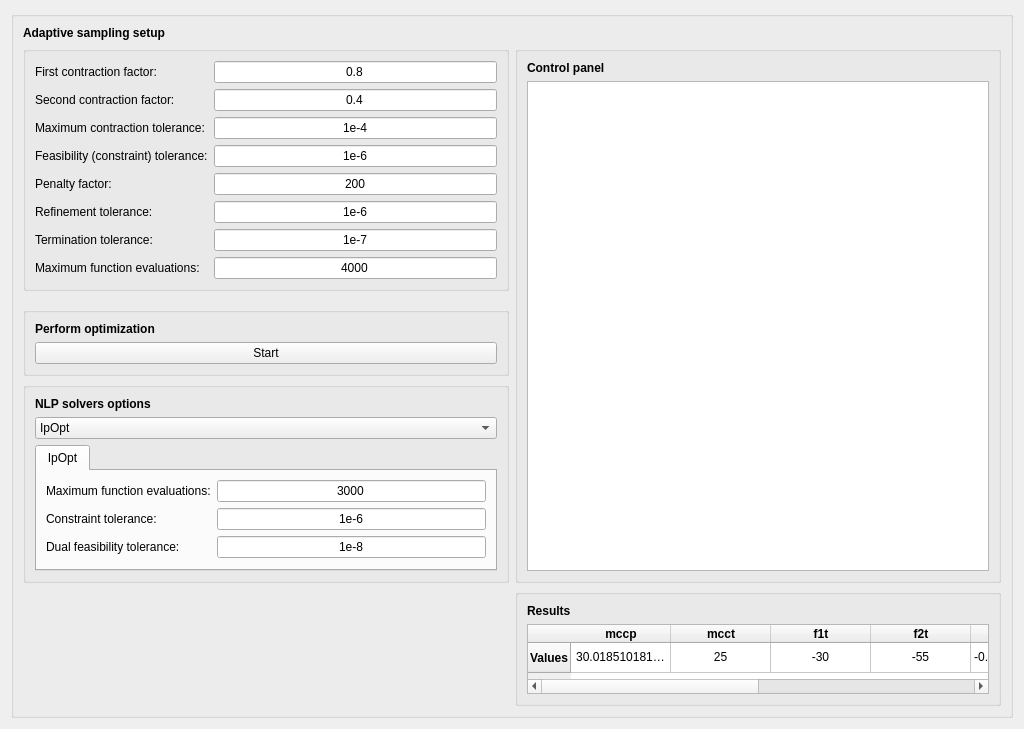
feslima/metacontrol, file gui/views/ui_files/caballerotab.ui: the form before one commit.
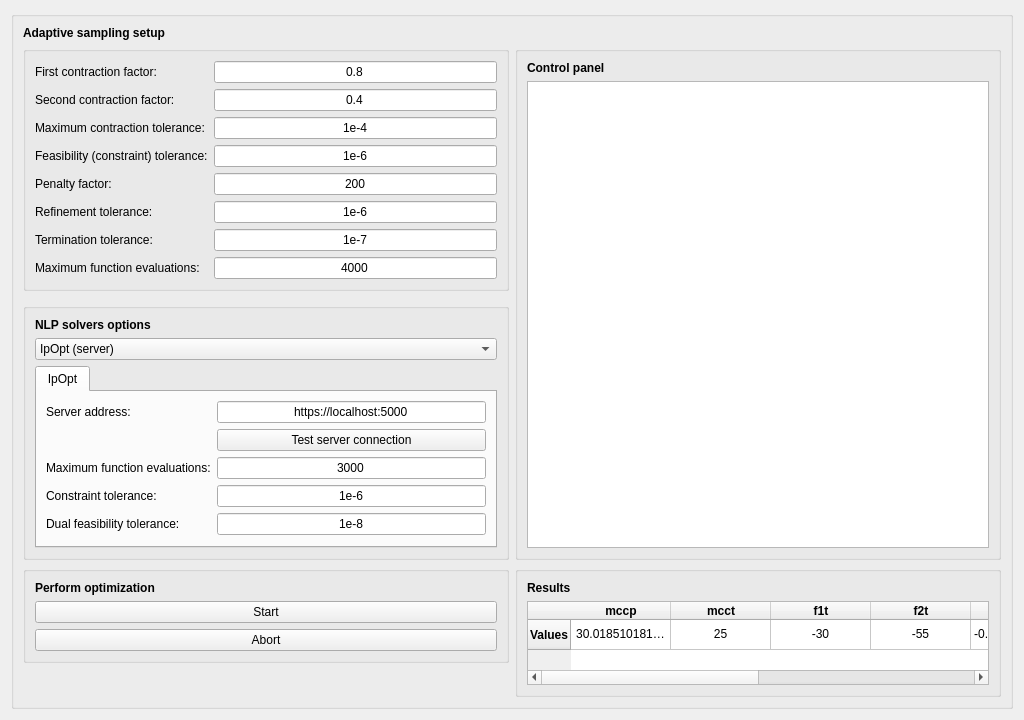
The form after the commit.

What changed in the file:
```diff
--- a/gui/views/ui_files/caballerotab.ui
+++ b/gui/views/ui_files/caballerotab.ui
@@ -20,21 +20,136 @@
       <string/>
      </property>
      <layout class="QGridLayout" name="gridLayout_2">
-      <item row="5" column="0">
-       <spacer name="verticalSpacer_2">
-        <property name="orientation">
-         <enum>Qt::Vertical</enum>
+      <item row="3" column="0">
+       <widget class="QGroupBox" name="groupBox_5">
+        <property name="title">
+         <string/>
         </property>
-        <property name="sizeType">
-         <enum>QSizePolicy::Fixed</enum>
-        </property>
-        <property name="sizeHint" stdset="0">
-         <size>
-          <width>20</width>
-          <height>10</height>
-         </size>
-        </property>
-       </spacer>
+        <layout class="QGridLayout" name="gridLayout_5">
+         <item row="2" column="0">
+          <widget class="QTabWidget" name="tabWidget">
+           <property name="enabled">
+            <bool>true</bool>
+           </property>
+           <property name="currentIndex">
+            <number>0</number>
+           </property>
+           <widget class="QWidget" name="tab">
+            <attribute name="title">
+             <string>IpOpt</string>
+            </attribute>
+            <layout class="QFormLayout" name="formLayout_2">
+             <item row="0" column="0">
+              <widget class="QLabel" name="label_17">
+               <property name="text">
+                <string>Server address:</string>
+               </property>
+              </widget>
+             </item>
+             <item row="0" column="1">
+              <widget class="QLineEdit" name="ipoptAddressLineEdit">
+               <property name="text">
+                <string>https://localhost:5000</string>
+               </property>
+               <property name="alignment">
+                <set>Qt::AlignCenter</set>
+               </property>
+              </widget>
+             </item>
+             <item row="2" column="0">
+              <widget class="QLabel" name="label_13">
+               <property name="text">
+                <string>Maximum function evaluations:</string>
+               </property>
+              </widget>
+             </item>
+             <item row="2" column="1">
+              <widget class="QLineEdit" name="ipoptMaxFunEvalsLineEdit">
+               <property name="text">
+                <string>3000</string>
+               </property>
+               <property name="alignment">
+                <set>Qt::AlignCenter</set>
+               </property>
+              </widget>
+             </item>
+             <item row="3" column="0">
+              <widget class="QLabel" name="label_14">
+               <property name="text">
+                <string>Constraint tolerance:</string>
+               </property>
+              </widget>
+             </item>
+             <item row="3" column="1">
+              <widget class="QLineEdit" name="ipoptConTolLineEdit">
+               <property name="text">
+                <string>1e-6</string>
+               </property>
+               <property name="alignment">
+                <set>Qt::AlignCenter</set>
+               </property>
+              </widget>
+             </item>
+             <item row="4" column="0">
+              <widget class="QLabel" name="label_16">
+               <property name="text">
+                <string>Dual feasibility tolerance:</string>
+               </property>
+              </widget>
+             </item>
+             <item row="4" column="1">
+              <widget class="QLineEdit" name="ipoptDualFeasLineEdit">
+               <property name="text">
+                <string>1e-8</string>
+               </property>
+               <property name="alignment">
+                <set>Qt::AlignCenter</set>
+               </property>
+              </widget>
+             </item>
+             <item row="1" column="1">
+              <widget class="QPushButton" name="ipoptTestConnectionPushButton">
+               <property name="text">
+                <string>Test server connection</string>
+               </property>
+              </widget>
+             </item>
+            </layout>
+           </widget>
+          </widget>
+         </item>
+         <item row="0" column="0">
+          <widget class="QLabel" name="label_12">
+           <property name="font">
+            <font>
+             <weight>75</weight>
+             <bold>true</bold>
+            </font>
+           </property>
+           <property name="text">
+            <string>NLP solvers options</string>
+           </property>
+          </widget>
+         </item>
+         <item row="1" column="0">
+          <widget class="QComboBox" name="comboBox">
+           <property name="currentIndex">
+            <number>1</number>
+           </property>
+           <item>
+            <property name="text">
+             <string>Choose NLP solver</string>
+            </property>
+           </item>
+           <item>
+            <property name="text">
+             <string>IpOpt (server)</string>
+            </property>
+           </item>
+          </widget>
+         </item>
+        </layout>
+       </widget>
       </item>
       <item row="1" column="0">
        <widget class="QGroupBox" name="groupBox_2">
@@ -181,6 +296,47 @@
         </layout>
        </widget>
       </item>
+      <item row="1" column="1" rowspan="3">
+       <widget class="QGroupBox" name="groupBox_4">
+        <property name="title">
+         <string/>
+        </property>
+        <layout class="QGridLayout" name="gridLayout_4">
+         <item row="1" column="0">
+          <widget class="QTextBrowser" name="controlPanelTextBrowser"/>
+         </item>
+         <item row="0" column="0">
+          <widget class="QLabel" name="label_10">
+           <property name="font">
+            <font>
+             <weight>75</weight>
+             <bold>true</bold>
+            </font>
+           </property>
+           <property name="text">
+            <string>Control panel</string>
+           </property>
+          </widget>
+         </item>
+        </layout>
+       </widget>
+      </item>
+      <item row="5" column="0">
+       <spacer name="verticalSpacer_2">
+        <property name="orientation">
+         <enum>Qt::Vertical</enum>
+        </property>
+        <property name="sizeType">
+         <enum>QSizePolicy::MinimumExpanding</enum>
+        </property>
+        <property name="sizeHint" stdset="0">
+         <size>
+          <width>20</width>
+          <height>10</height>
+         </size>
+        </property>
+       </spacer>
+      </item>
       <item row="0" column="0">
        <widget class="QLabel" name="label">
         <property name="sizePolicy">
@@ -200,35 +356,12 @@
         </property>
        </widget>
       </item>
-      <item row="2" column="0">
-       <spacer name="verticalSpacer">
-        <property name="orientation">
-         <enum>Qt::Vertical</enum>
-        </property>
-        <property name="sizeType">
-         <enum>QSizePolicy::Fixed</enum>
-        </property>
-        <property name="sizeHint" stdset="0">
-         <size>
-          <width>20</width>
-          <height>10</height>
-         </size>
-        </property>
-       </spacer>
-      </item>
-      <item row="3" column="0">
+      <item row="4" column="0">
        <widget class="QGroupBox" name="groupBox_3">
         <property name="title">
          <string/>
         </property>
         <layout class="QGridLayout" name="gridLayout_3">
-         <item row="1" column="0">
-          <widget class="QPushButton" name="pushButton">
-           <property name="text">
-            <string>Start</string>
-           </property>
-          </widget>
-         </item>
          <item row="0" column="0">
           <widget class="QLabel" name="label_9">
            <property name="sizePolicy">
@@ -248,142 +381,24 @@
            </property>
           </widget>
          </item>
-        </layout>
-       </widget>
-      </item>
-      <item row="1" column="1" rowspan="4">
-       <widget class="QGroupBox" name="groupBox_4">
-        <property name="title">
-         <string/>
-        </property>
-        <layout class="QGridLayout" name="gridLayout_4">
          <item row="1" column="0">
-          <widget class="QTextBrowser" name="textBrowser"/>
-         </item>
-         <item row="0" column="0">
-          <widget class="QLabel" name="label_10">
-           <property name="font">
-            <font>
-             <weight>75</weight>
-             <bold>true</bold>
-            </font>
-           </property>
+          <widget class="QPushButton" name="startOptPushButton">
            <property name="text">
-            <string>Control panel</string>
+            <string>Start</string>
            </property>
           </widget>
          </item>
-        </layout>
-       </widget>
-      </item>
-      <item row="4" column="0">
-       <widget class="QGroupBox" name="groupBox_5">
-        <property name="title">
-         <string/>
-        </property>
-        <layout class="QGridLayout" name="gridLayout_5">
          <item row="2" column="0">
-          <widget class="QTabWidget" name="tabWidget">
-           <property name="enabled">
-            <bool>true</bool>
-           </property>
-           <property name="currentIndex">
-            <number>0</number>
-           </property>
-           <widget class="QWidget" name="tab">
-            <attribute name="title">
-             <string>IpOpt</string>
-            </attribute>
-            <layout class="QFormLayout" name="formLayout_2">
-             <item row="0" column="0">
-              <widget class="QLabel" name="label_13">
-               <property name="text">
-                <string>Maximum function evaluations:</string>
-               </property>
-              </widget>
-             </item>
-             <item row="0" column="1">
-              <widget class="QLineEdit" name="lineEdit_9">
-               <property name="text">
-                <string>3000</string>
-               </property>
-               <property name="alignment">
-                <set>Qt::AlignCenter</set>
-               </property>
-              </widget>
-             </item>
-             <item row="1" column="0">
-              <widget class="QLabel" name="label_14">
-               <property name="text">
-                <string>Constraint tolerance:</string>
-               </property>
-              </widget>
-             </item>
-             <item row="1" column="1">
-              <widget class="QLineEdit" name="lineEdit_10">
-               <property name="text">
-                <string>1e-6</string>
-               </property>
-               <property name="alignment">
-                <set>Qt::AlignCenter</set>
-               </property>
-              </widget>
-             </item>
-             <item row="2" column="0">
-              <widget class="QLabel" name="label_16">
-               <property name="text">
-                <string>Dual feasibility tolerance:</string>
-               </property>
-              </widget>
-             </item>
-             <item row="2" column="1">
-              <widget class="QLineEdit" name="lineEdit_11">
-               <property name="text">
-                <string>1e-8</string>
-               </property>
-               <property name="alignment">
-                <set>Qt::AlignCenter</set>
-               </property>
-              </widget>
-             </item>
-            </layout>
-           </widget>
-          </widget>
-         </item>
-         <item row="0" column="0">
-          <widget class="QLabel" name="label_12">
-           <property name="font">
-            <font>
-             <weight>75</weight>
-             <bold>true</bold>
-            </font>
-           </property>
+          <widget class="QPushButton" name="abortOptPushButton">
            <property name="text">
-            <string>NLP solvers options</string>
+            <string>Abort</string>
            </property>
           </widget>
          </item>
-         <item row="1" column="0">
-          <widget class="QComboBox" name="comboBox">
-           <property name="currentIndex">
-            <number>1</number>
-           </property>
-           <item>
-            <property name="text">
-             <string>Choose NLP solver</string>
-            </property>
-           </item>
-           <item>
-            <property name="text">
-             <string>IpOpt</string>
-            </property>
-           </item>
-          </widget>
-         </item>
         </layout>
        </widget>
       </item>
-      <item row="5" column="1">
+      <item row="4" column="1" rowspan="2">
        <widget class="QGroupBox" name="groupBox_6">
         <property name="title">
          <string/>
```
Left out of the diff: 18 changed lines with no effect on the pictures.
